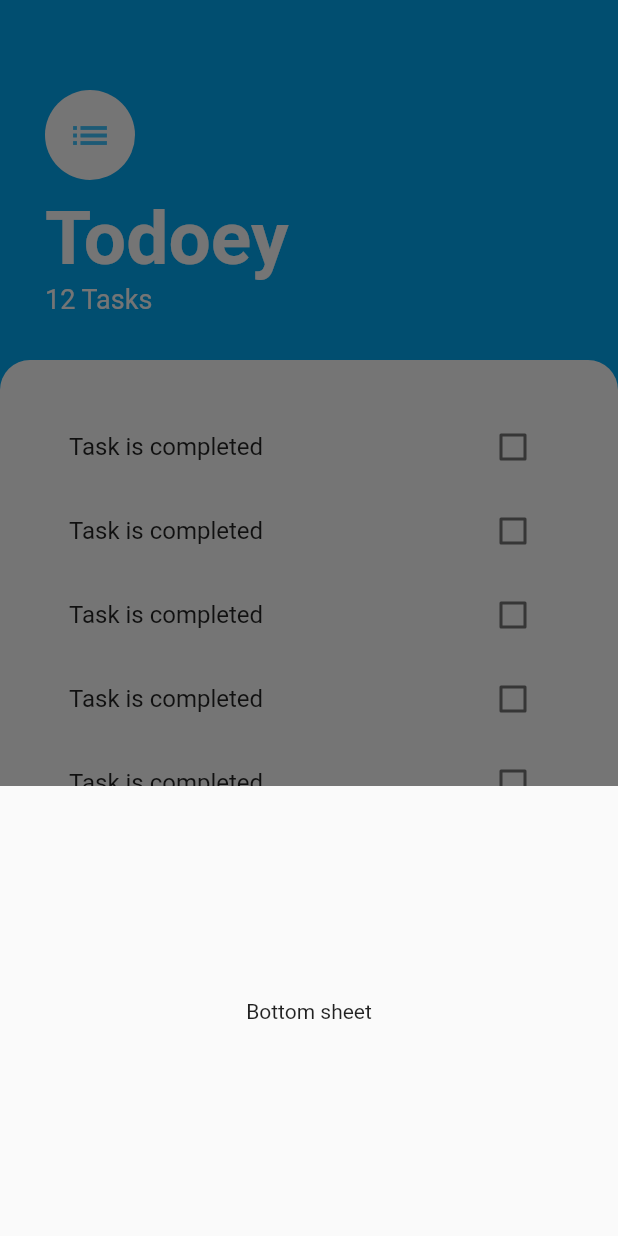
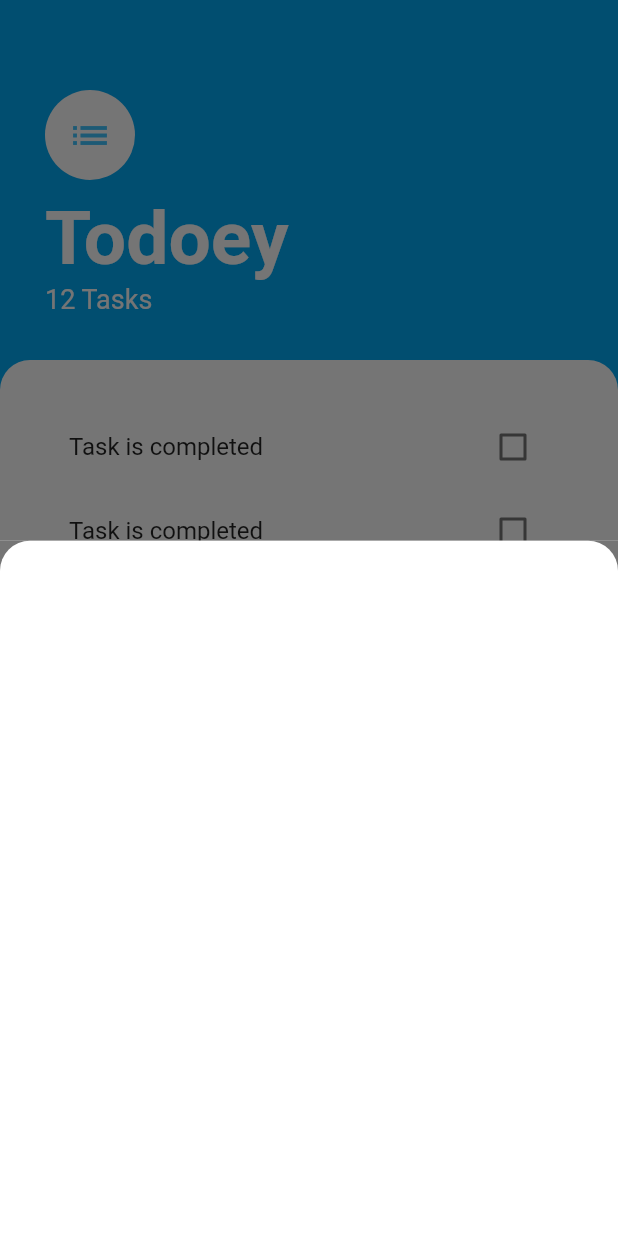
Before and after one commit to YashrajMalviya/ToDo, a Flutter app: the screen it shows after launch, after a tap on the "add" icon, on a phone screen of 412 x 824 dp. Run offline on Flutter 3.47's test engine with Material 2 defaults, Android fonts, the phone set to English and light mode, and no system bars.

Commit message:
add task screen dialog

```diff
--- a/lib/screens/add_task_screen.dart
+++ b/lib/screens/add_task_screen.dart
@@ -5,6 +5,16 @@ class AddTaskScreen extends StatelessWidget {
 
   @override
   Widget build(BuildContext context) {
-    return const Placeholder();
+    return Container(
+      color: const Color(0xff757575),
+      child: Container(
+        decoration: const BoxDecoration(
+            color: Colors.white,
+            borderRadius: BorderRadius.only(
+              topRight: Radius.circular(20),
+              topLeft: Radius.circular(20),
+            )),
+      ),
+    );
   }
 }
--- a/lib/screens/tasks_screen.dart
+++ b/lib/screens/tasks_screen.dart
@@ -1,17 +1,10 @@
 import 'package:flutter/material.dart';
+import 'package:to_do_flutter/screens/add_task_screen.dart';
 import 'package:to_do_flutter/widgets/tasks_list.dart';
 
 class TaskScreen extends StatelessWidget {
   const TaskScreen({super.key});
 
-  Widget buildBottomSheet(BuildContext context) {
-    return const SizedBox(
-      height: 300,
-      child: Center(
-        child: Text("Bottom sheet"),
-      ),
-    );
-  }
 
   @override
   Widget build(BuildContext context) {
@@ -20,7 +13,7 @@ class TaskScreen extends StatelessWidget {
       floatingActionButton: FloatingActionButton(
         backgroundColor: Colors.lightBlueAccent,
         onPressed: () {
-          showModalBottomSheet(context: context, builder: buildBottomSheet);
+          showModalBottomSheet(context: context, builder: (context) =>  const AddTaskScreen());
         },
         child: const Icon(Icons.add),
       ),
```
